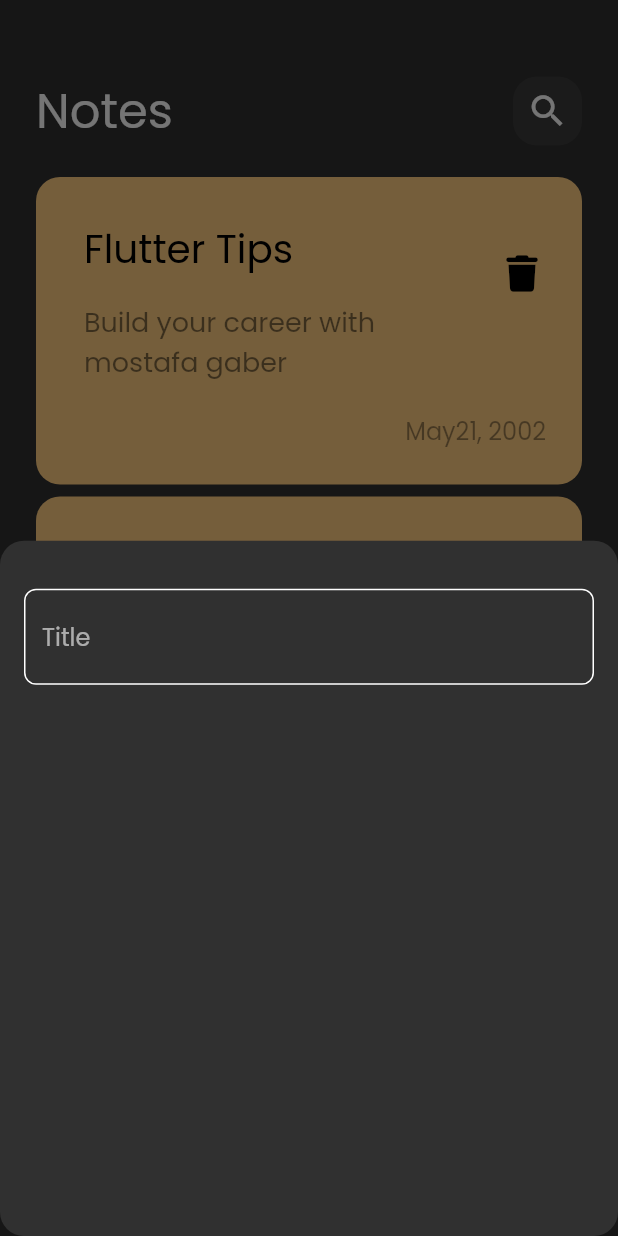
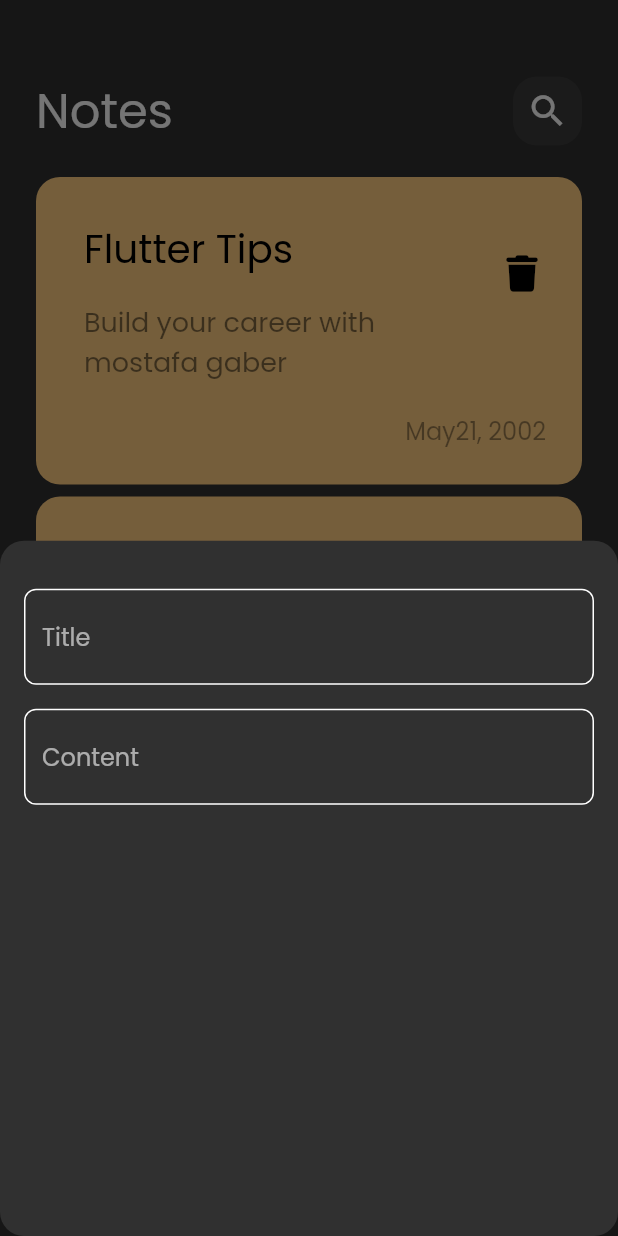
Before and after one commit to MostafaGaber135/Notes_App, a Flutter app: the screen it shows after launch, after a tap on the "add" icon, on a phone screen of 412 x 824 dp. Run offline on Flutter 3.47's test engine with Material 2 defaults, Android fonts, the phone set to English and light mode, and no system bars; our stand-ins replace font_awesome_flutter.

Commit message:
add fields to notes bottom sheet

```diff
--- a/lib/widgets/add_note_bottom_sheet.dart
+++ b/lib/widgets/add_note_bottom_sheet.dart
@@ -13,9 +13,13 @@ class AddNoteBottomSheet extends StatelessWidget{
         SizedBox(
           height: 32,
         ),
-        CustomTextField(),
-       ],
-
+        CustomTextField(hint: 'Title',),
+        SizedBox(height: 16,),
+        CustomTextField(
+          hint: 'Content',
+          maxLines: 5,
+          ),
+      ],
       ),
     );
   }
--- a/lib/widgets/custom_text_field.dart
+++ b/lib/widgets/custom_text_field.dart
@@ -2,13 +2,17 @@ import 'package:flutter/material.dart';
 import 'package:notes_app/constants.dart';
 
 class CustomTextField extends StatelessWidget{
-  const CustomTextField({Key? key}) : super(key: key);
+  const CustomTextField({Key? key, required this.hint, this.maxLines =1}) : super(key: key);
+
+  final String hint;
+  final int maxLines;
   @override
   Widget build(BuildContext context){
     return TextField(
       cursorColor: kPrimaryColor,
       decoration: InputDecoration(
-        hintText: 'Title',
+        hintText: hint,
+        hintMaxLines: maxLines,
         border: buildBorder(),
         enabledBorder: buildBorder(),
         focusedBorder: buildBorder(kPrimaryColor),
```
